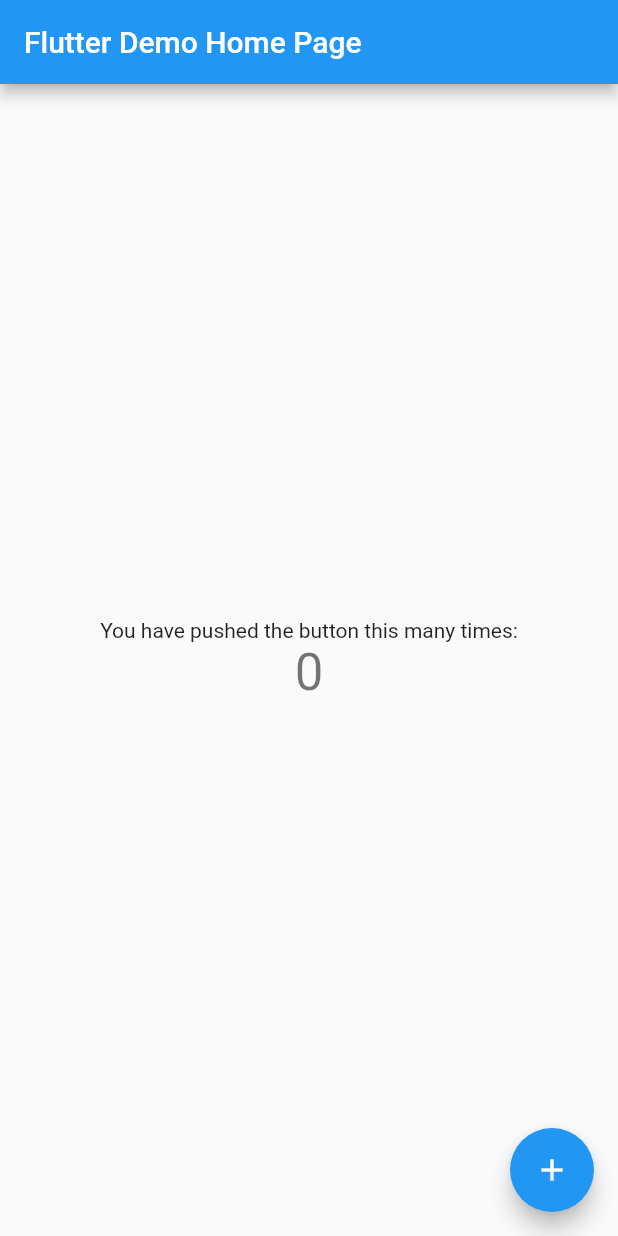
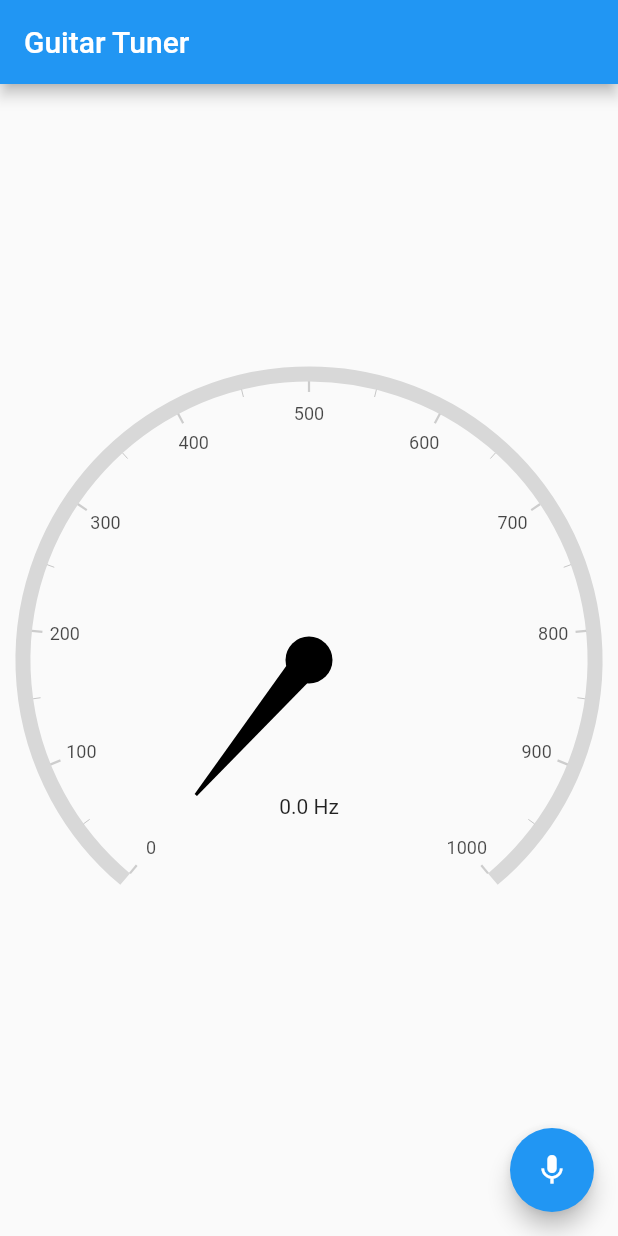
Before and after one commit to ArturArtimonte/simpletuner, a Flutter app: the screen it shows after launch, on a phone screen of 412 x 824 dp. Run offline on Flutter 3.47's test engine with Material 2 defaults, Android fonts, the phone set to English and light mode, and no system bars; drawn by our look-alikes of syncfusion_flutter_gauges; missing offline and left inert: fftea, flutter_sound.

Commit message:
first page of the app, tuner

```diff
--- a/lib/main.dart
+++ b/lib/main.dart
@@ -1,115 +1,140 @@
+import 'dart:io';
 import 'package:flutter/material.dart';
+import 'package:syncfusion_flutter_gauges/gauges.dart';
+import 'package:fftea/fftea.dart';
+import 'package:flutter_sound/flutter_sound.dart';
+import 'dart:async';
+import 'package:path_provider/path_provider.dart';
 
-void main() {
-  runApp(const MyApp());
-}
+void main() => runApp(MyApp());
 
 class MyApp extends StatelessWidget {
-  const MyApp({super.key});
-
-  // This widget is the root of your application.
   @override
   Widget build(BuildContext context) {
     return MaterialApp(
-      title: 'Flutter Demo',
+      title: 'Simple Tuner',
       theme: ThemeData(
-        // This is the theme of your application.
-        //
-        // Try running your application with "flutter run". You'll see the
-        // application has a blue toolbar. Then, without quitting the app, try
-        // changing the primarySwatch below to Colors.green and then invoke
-        // "hot reload" (press "r" in the console where you ran "flutter run",
-        // or simply save your changes to "hot reload" in a Flutter IDE).
-        // Notice that the counter didn't reset back to zero; the application
-        // is not restarted.
         primarySwatch: Colors.blue,
       ),
-      home: const MyHomePage(title: 'Flutter Demo Home Page'),
+      home: TunerScreen(),
     );
   }
 }
 
-class MyHomePage extends StatefulWidget {
-  const MyHomePage({super.key, required this.title});
+class TunerScreen extends StatefulWidget {
+  @override
+  _TunerScreenState createState() => _TunerScreenState();
+}
 
-  // This widget is the home page of your application. It is stateful, meaning
-  // that it has a State object (defined below) that contains fields that affect
-  // how it looks.
+class _TunerScreenState extends State<TunerScreen> {
+  FlutterSoundRecorder? _recorder = FlutterSoundRecorder();
+  bool _isRecording = false;
+  bool _mRecorderIsInited = false;
+  String? _recordingPath;
 
-  // This class is the configuration for the state. It holds the values (in this
-  // case the title) provided by the parent (in this case the App widget) and
-  // used by the build method of the State. Fields in a Widget subclass are
-  // always marked "final".
-
-  final String title;
+  double _currentFrequency = 0;
+  FFT? fft;
+  List<double> myData = [];
+  Timer? _timer;
 
   @override
-  State<MyHomePage> createState() => _MyHomePageState();
-}
+  void initState() {
+    super.initState();
+    _timer = Timer.periodic(Duration(milliseconds: 100), (timer) {
+      _processAudioData();
+    });
+    _initializeRecorder();
+  }
 
-class _MyHomePageState extends State<MyHomePage> {
-  int _counter = 0;
+  Future<void> _initializeRecorder() async {
+    await _recorder!.openRecorder();
+    Directory tempDir = await getTemporaryDirectory();
+    _recordingPath = '${tempDir.path}/recording.pcm';
+    setState(() {
+      _mRecorderIsInited = true;
+    });
+  }
 
-  void _incrementCounter() {
+  void _processAudioData() {
+    if (fft == null) return; // Ensure FFT is initialized
+    final freq = fft!.realFft(myData);
+    if (freq != null && freq.isNotEmpty) {
+      double frequency = _calculateFrequency(freq as List<double>);
+      setState(() {
+        _currentFrequency = frequency;
+      });
+    }
+  }
+
+  double _calculateFrequency(List<double> data) {
+    return data.reduce((value, element) => value + element) / data.length;
+  }
+
+  Future<void> _startRecording() async {
+    await _recorder!.startRecorder(
+      toFile: _recordingPath,
+      codec: Codec.pcm16,
+    );
     setState(() {
-      // This call to setState tells the Flutter framework that something has
-      // changed in this State, which causes it to rerun the build method below
-      // so that the display can reflect the updated values. If we changed
-      // _counter without calling setState(), then the build method would not be
-      // called again, and so nothing would appear to happen.
-      _counter++;
+      _isRecording = true;
     });
+  }
+
+  Future<void> _stopRecording() async {
+    await _recorder!.stopRecorder();
+    setState(() {
+      _isRecording = false;
+    });
+    _processRecording();
+  }
+
+  Future<void> _processRecording() async {
+    myData = await _fetchAudioData();
+    fft = FFT(myData.length); // Initialize FFT here
+    _processAudioData();
+  }
+
+  Future<List<double>> _fetchAudioData() async {
+    final file = File(_recordingPath!);
+    final rawData = await file.readAsBytes();
+    return rawData.map((byte) => byte.toDouble()).toList();
+  }
+
+  @override
+  void dispose() {
+    _timer?.cancel();
+    _recorder!.closeRecorder();
+    _recorder = null;
+    super.dispose();
   }
 
   @override
   Widget build(BuildContext context) {
-    // This method is rerun every time setState is called, for instance as done
-    // by the _incrementCounter method above.
-    //
-    // The Flutter framework has been optimized to make rerunning build methods
-    // fast, so that you can just rebuild anything that needs updating rather
-    // than having to individually change instances of widgets.
     return Scaffold(
       appBar: AppBar(
-        // Here we take the value from the MyHomePage object that was created by
-        // the App.build method, and use it to set our appbar title.
-        title: Text(widget.title),
+        title: Text('Guitar Tuner'),
       ),
       body: Center(
-        // Center is a layout widget. It takes a single child and positions it
-        // in the middle of the parent.
-        child: Column(
-          // Column is also a layout widget. It takes a list of children and
-          // arranges them vertically. By default, it sizes itself to fit its
-          // children horizontally, and tries to be as tall as its parent.
-          //
-          // Invoke "debug painting" (press "p" in the console, choose the
-          // "Toggle Debug Paint" action from the Flutter Inspector in Android
-          // Studio, or the "Toggle Debug Paint" command in Visual Studio Code)
-          // to see the wireframe for each widget.
-          //
-          // Column has various properties to control how it sizes itself and
-          // how it positions its children. Here we use mainAxisAlignment to
-          // center the children vertically; the main axis here is the vertical
-          // axis because Columns are vertical (the cross axis would be
-          // horizontal).
-          mainAxisAlignment: MainAxisAlignment.center,
-          children: <Widget>[
-            const Text(
-              'You have pushed the button this many times:',
-            ),
-            Text(
-              '$_counter',
-              style: Theme.of(context).textTheme.headline4,
-            ),
+        child: SfRadialGauge(
+          axes: <RadialAxis>[
+            RadialAxis(minimum: 0, maximum: 1000, pointers: <GaugePointer>[
+              NeedlePointer(value: _currentFrequency)
+            ], annotations: <GaugeAnnotation>[
+              GaugeAnnotation(
+                  widget: Text('$_currentFrequency Hz'),
+                  angle: 90,
+                  positionFactor: 0.5)
+            ])
           ],
         ),
       ),
-      floatingActionButton: FloatingActionButton(
-        onPressed: _incrementCounter,
-        tooltip: 'Increment',
-        child: const Icon(Icons.add),
-      ), // This trailing comma makes auto-formatting nicer for build methods.
+      floatingActionButton: _mRecorderIsInited
+          ? FloatingActionButton(
+              onPressed: _isRecording ? _stopRecording : _startRecording,
+              tooltip: _isRecording ? 'Stop Recording' : 'Start Recording',
+              child: Icon(_isRecording ? Icons.stop : Icons.mic),
+            )
+          : null,
     );
   }
 }
--- a/pubspec.yaml
+++ b/pubspec.yaml
@@ -32,10 +32,13 @@
   flutter:
     sdk: flutter
 
-
   # The following adds the Cupertino Icons font to your application.
   # Use with the CupertinoIcons class for iOS style icons.
   cupertino_icons: ^1.0.2
+  syncfusion_flutter_gauges: 22.2.8
+  fftea: 1.3.1
+  flutter_sound: 9.2.13
+
 
 dev_dependencies:
   flutter_test:
```
Also changed, not shown: pubspec.lock, 3 other files.
